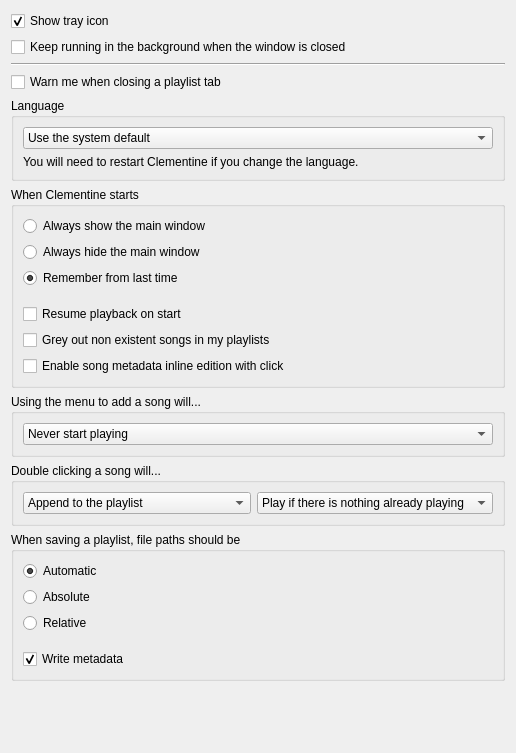
Above: src/ui/behavioursettingspage.ui from clementine-player/Clementine before the change. Below: the same form after it.
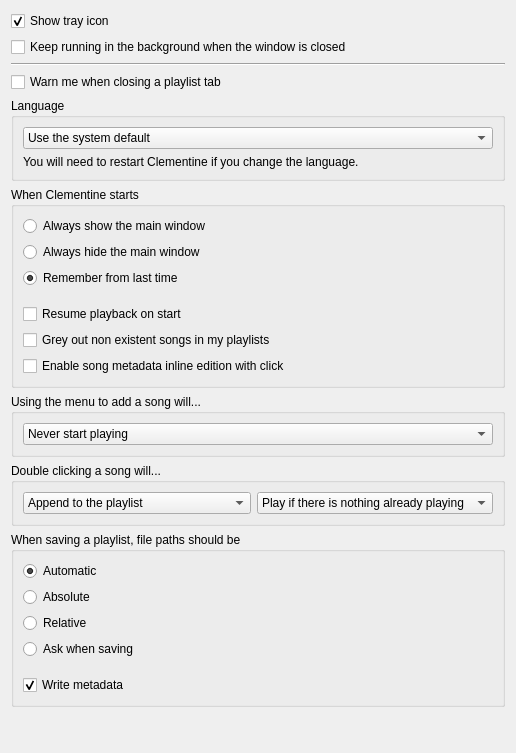
That is the form after the change.

Patch:
```diff
--- a/src/ui/behavioursettingspage.ui
+++ b/src/ui/behavioursettingspage.ui
@@ -265,6 +265,13 @@
         </property>
        </widget>
       </item>
+      <item>
+       <widget class="QRadioButton" name="b_ask_path">
+        <property name="text">
+         <string>Ask when saving</string>
+        </property>
+       </widget>
+      </item>
       <item>
        <spacer name="verticalSpacer_7">
         <property name="orientation">
```
